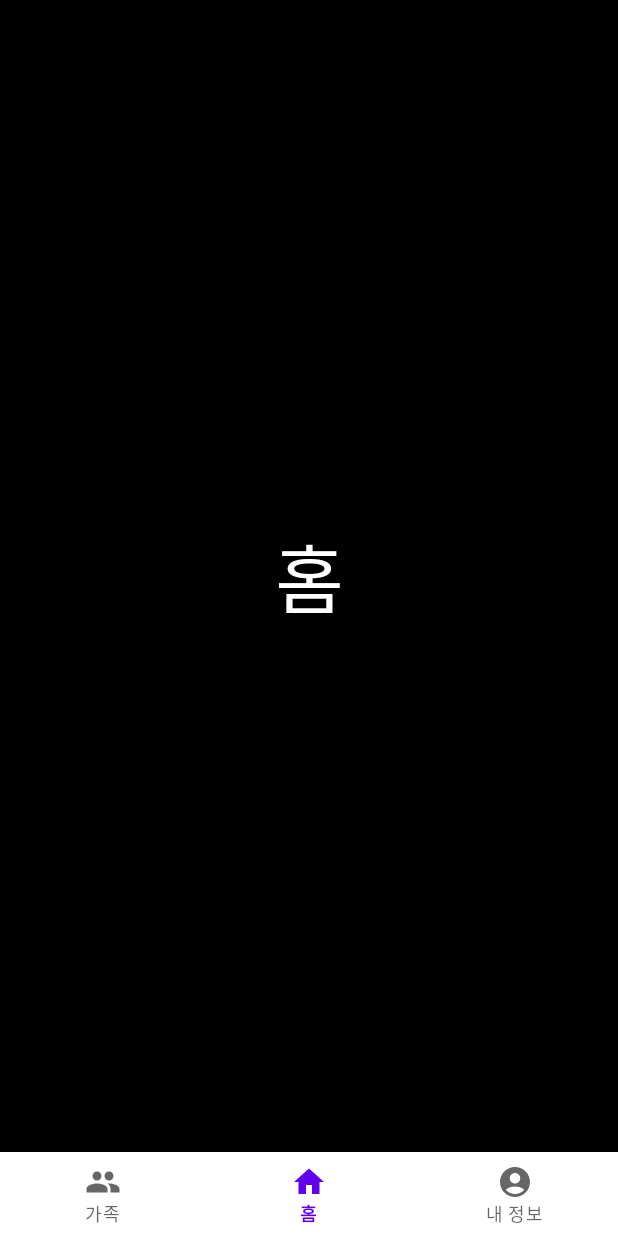
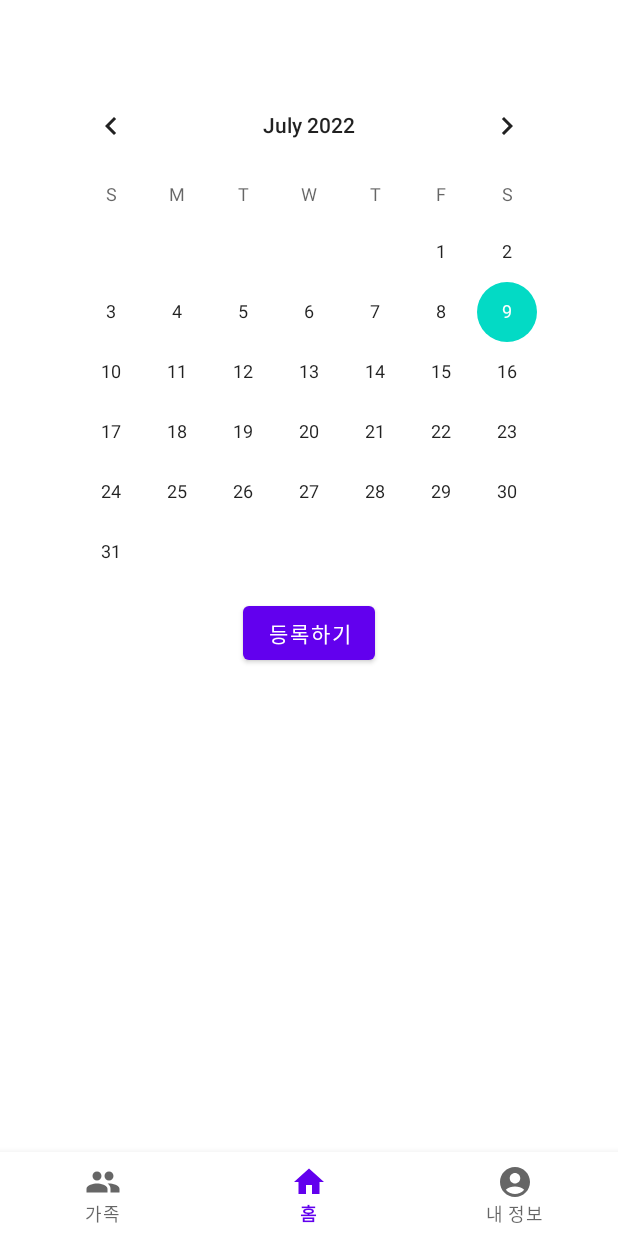
Before and after one commit to eddymango/exercisefam, an Android app: the HomeFragment screen opened directly, with no data from a screen before it, on a phone screen of 412 x 824 dp. Run offline under Robolectric (Android 15) with nearby library versions, the phone set to English and light mode, and no system bars; our stand-ins replace Firebase (no records; nobody signed in at launch, a user with empty details on screens opened directly), navigation-ui.

Commit message:
CalendarView -> firebase 연동

```diff
--- a/app/build.gradle
+++ b/app/build.gradle
@@ -55,6 +55,7 @@ dependencies {
     implementation 'com.airbnb.android:lottie:5.2.0'
     implementation platform('com.google.firebase:firebase-bom:30.2.0')
     implementation 'com.google.firebase:firebase-analytics-ktx'
+    //달력 라이브러리
 
     def nav_version = "2.4.2"
     implementation("androidx.navigation:navigation-fragment-ktx:$nav_version")
--- a/app/src/main/java/kr/eddymango/exercisefam/data/User.kt
+++ b/app/src/main/java/kr/eddymango/exercisefam/data/User.kt
@@ -6,5 +6,9 @@ data class User (
     var loginMode:Boolean = false,
     var userName:String?= null,
     var password:String? = null,
-    var userPhoneNum:String? = null
+    var userPhoneNum:String? = null,
+    //최초 몸무게 저장 -> 일별 몸무게 비교 그래프
+    var userWeight:Double?=null
+
+
 )
--- a/app/src/main/java/kr/eddymango/exercisefam/fragments/HomeFragment.kt
+++ b/app/src/main/java/kr/eddymango/exercisefam/fragments/HomeFragment.kt
@@ -1,26 +1,46 @@
 package kr.eddymango.exercisefam.fragments
 
 import android.os.Bundle
+import android.util.Log
 import android.view.LayoutInflater
 import android.view.View
 import android.view.ViewGroup
+import android.widget.Toast
 import androidx.fragment.app.Fragment
+import com.google.firebase.database.DatabaseReference
+import com.google.firebase.database.ktx.database
+import com.google.firebase.ktx.Firebase
 import kr.eddymango.exercisefam.databinding.FragmentHomeBinding
 
 class HomeFragment :Fragment(){
 
     private var mbinding: FragmentHomeBinding? =null
+    private val binding get() = mbinding!!
+    val TAG = "TAG"
+
+    val database = Firebase.database("https://exercisefam-18033-default-rtdb.asia-southeast1.firebasedatabase.app")
+    val myRef: DatabaseReference = database.getReference("Calendar")
 
     override fun onCreateView(
         inflater: LayoutInflater,
         container: ViewGroup?,
         savedInstanceState: Bundle?
     ): View? {
-        val binding = FragmentHomeBinding.inflate(inflater, container,false)
-        mbinding = binding
+
+        mbinding = FragmentHomeBinding.inflate(inflater,container,false)
+
+        binding.homeCalView.setOnDateChangeListener{ calendarView, i,i2,i3 ->
+            //i = 년도 -- i2 = 월 --- i3 = 일
+            Toast.makeText(activity,"Selected Date : $i3/$i2/$i",Toast.LENGTH_SHORT).show()
+            binding.homeBtnDbRegister.setOnClickListener {
+                myRef.child("$i").child("${i2+1}").child("$i3").setValue("안녕하세요")
+            }
+
+        }
 
 
-        return mbinding?.root
+
+        return binding.root
     }
 
     override fun onDestroyView() {
--- a/app/src/main/res/layout/activity_home.xml
+++ b/app/src/main/res/layout/activity_home.xml
@@ -6,7 +6,8 @@
     android:layout_height="match_parent"
     tools:context=".HomeActivity"
     android:orientation="vertical"
-    android:layout_weight="1">
+    android:layout_weight="1"
+    android:background="@color/white">
 
     <!--  프래그먼트들이 보여질 컨테이너뷰 -->
     <androidx.fragment.app.FragmentContainerView
--- a/app/src/main/res/layout/fragment_home.xml
+++ b/app/src/main/res/layout/fragment_home.xml
@@ -3,18 +3,35 @@
     xmlns:app="http://schemas.android.com/apk/res-auto"
     android:layout_width="match_parent"
     android:layout_height="match_parent"
-    android:background="@color/black"
+    android:background="@color/white"
     android:id="@+id/homeFragment">
 
-    <TextView
+
+    <CalendarView
+        android:id="@+id/home_cal_view"
         android:layout_width="wrap_content"
         android:layout_height="wrap_content"
-        android:text="홈"
-        android:textSize="50dp"
-        android:textColor="@color/white"
-        app:layout_constraintBottom_toBottomOf="parent"
+        app:layout_constraintTop_toTopOf="parent"
+        android:layout_marginTop="50dp"
+        app:layout_constraintStart_toStartOf="parent"
         app:layout_constraintEnd_toEndOf="parent"
+        />
+
+    <Button
+        android:layout_width="wrap_content"
+        android:layout_height="wrap_content"
+        android:id="@+id/home_btn_dbRegister"
+        android:text="등록하기"
         app:layout_constraintStart_toStartOf="parent"
-        app:layout_constraintTop_toTopOf="parent" />
+        android:layout_marginTop="10dp"
+        app:layout_constraintEnd_toEndOf="parent"
+        app:layout_constraintTop_toBottomOf="@id/home_cal_view"
+        />
+
+
+
+
+
+
 
 </androidx.constraintlayout.widget.ConstraintLayout>
--- a/app/src/main/res/values/strings.xml
+++ b/app/src/main/res/values/strings.xml
@@ -9,4 +9,8 @@
     <string name="invalid_username">Not a valid username</string>
     <string name="invalid_password">Password must be >5 characters</string>
     <string name="login_failed">"Login failed"</string>
+
+
+
+
 </resources>
--- a/app/src/main/res/values/themes.xml
+++ b/app/src/main/res/values/themes.xml
@@ -16,4 +16,5 @@
         <item name="windowNoTitle">true</item>
 
     </style>
+
 </resources>
--- a/build.gradle
+++ b/build.gradle
@@ -3,6 +3,9 @@ buildscript {
     repositories {
         google()
         mavenCentral()
+        jcenter()
+        maven { url "https://jitpack.io" }
+
     }
     dependencies {
         classpath "com.android.tools.build:gradle:7.0.3"
```
